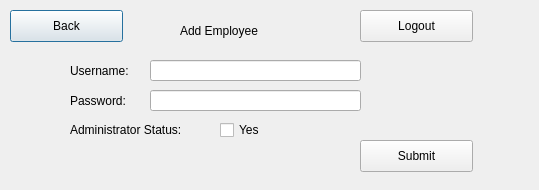
Above: QtGui/addemployee.ui from Tligtvoet/goat-bulk before the change. Below: the same form after it.
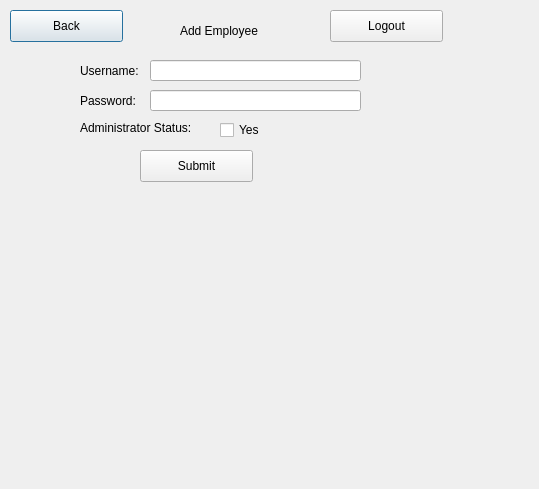
That is the form after the change.

```diff
--- a/QtGui/addemployee.ui
+++ b/QtGui/addemployee.ui
@@ -7,7 +7,7 @@
     <x>0</x>
     <y>0</y>
     <width>539</width>
-    <height>190</height>
+    <height>489</height>
    </rect>
   </property>
   <property name="windowTitle">
@@ -16,7 +16,7 @@
   <widget class="QLabel" name="username">
    <property name="geometry">
     <rect>
-     <x>70</x>
+     <x>80</x>
      <y>60</y>
      <width>81</width>
      <height>21</height>
@@ -29,9 +29,9 @@
   <widget class="QLabel" name="password">
    <property name="geometry">
     <rect>
-     <x>70</x>
+     <x>80</x>
      <y>90</y>
-     <width>81</width>
+     <width>71</width>
      <height>21</height>
     </rect>
    </property>
@@ -62,10 +62,10 @@
   <widget class="QLabel" name="adminstatus">
    <property name="geometry">
     <rect>
-     <x>70</x>
+     <x>80</x>
      <y>120</y>
-     <width>141</width>
-     <height>20</height>
+     <width>131</width>
+     <height>16</height>
     </rect>
    </property>
    <property name="text">
@@ -101,8 +101,8 @@
   <widget class="QPushButton" name="button_submit">
    <property name="geometry">
     <rect>
-     <x>360</x>
-     <y>140</y>
+     <x>140</x>
+     <y>150</y>
      <width>113</width>
      <height>32</height>
     </rect>
@@ -114,7 +114,7 @@
   <widget class="QPushButton" name="logout_button">
    <property name="geometry">
     <rect>
-     <x>360</x>
+     <x>330</x>
      <y>10</y>
      <width>113</width>
      <height>32</height>
```
